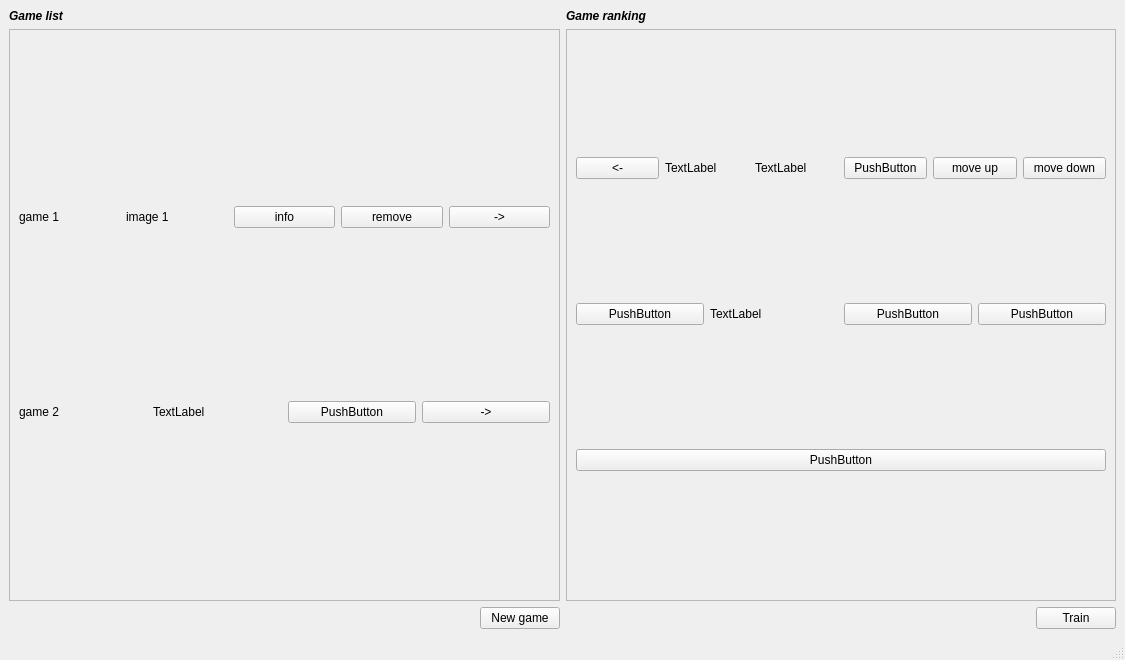
Above: scrollbar_v2.ui from francidellungo/Minigrid_HCI-project before the change. Below: the same form after it.
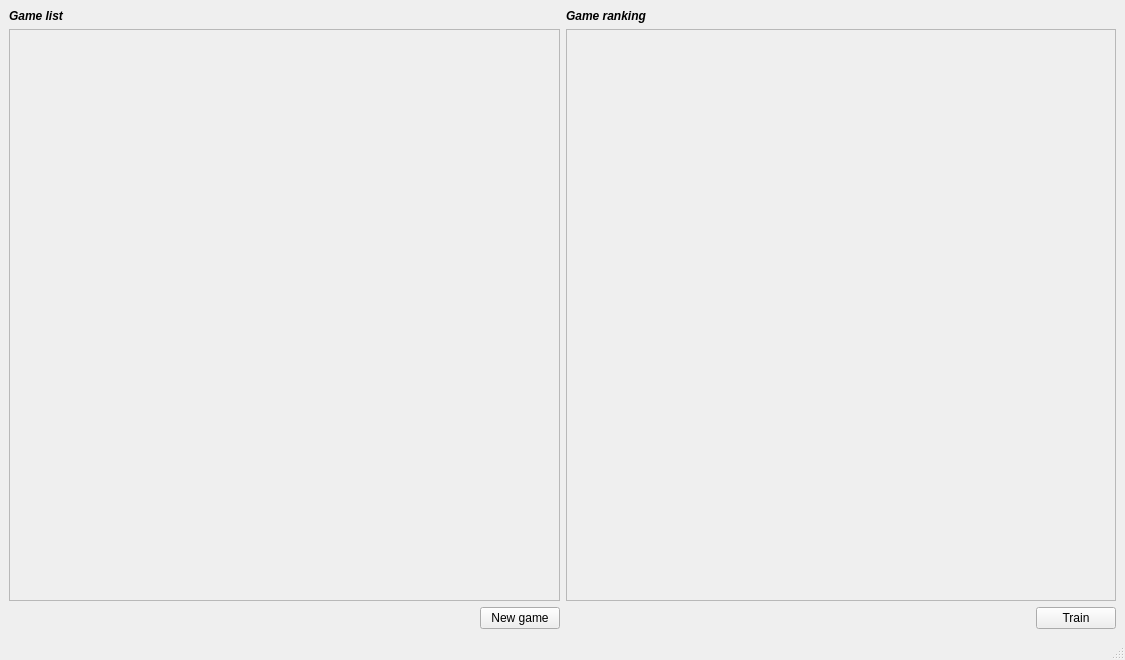
That is the form after the change.

Commit message: all buttons of games window connected, move up and down in ranking list, disable not usable buttons  when necessary

```diff
--- a/scrollbar_v2.ui
+++ b/scrollbar_v2.ui
@@ -67,79 +67,7 @@
            <height>534</height>
           </rect>
          </property>
-         <layout class="QVBoxLayout" name="games_verticalLayout">
-          <item>
-           <layout class="QHBoxLayout" name="horizontalLayout_game1">
-            <item>
-             <widget class="QLabel" name="game_1">
-              <property name="text">
-               <string>game 1</string>
-              </property>
-             </widget>
-            </item>
-            <item>
-             <widget class="QLabel" name="image_1">
-              <property name="text">
-               <string>image 1</string>
-              </property>
-             </widget>
-            </item>
-            <item>
-             <widget class="QPushButton" name="info_1">
-              <property name="text">
-               <string>info</string>
-              </property>
-             </widget>
-            </item>
-            <item>
-             <widget class="QPushButton" name="remove_game_pb">
-              <property name="text">
-               <string>remove</string>
-              </property>
-             </widget>
-            </item>
-            <item>
-             <widget class="QPushButton" name="move_to_rank_1">
-              <property name="text">
-               <string>-&gt;</string>
-              </property>
-             </widget>
-            </item>
-           </layout>
-          </item>
-          <item>
-           <layout class="QHBoxLayout" name="horizontalLayout_game2">
-            <item>
-             <widget class="QLabel" name="label_4">
-              <property name="text">
-               <string>game 2</string>
-              </property>
-             </widget>
-            </item>
-            <item>
-             <widget class="QLabel" name="label_3">
-              <property name="text">
-               <string>TextLabel</string>
-              </property>
-             </widget>
-            </item>
-            <item>
-             <widget class="QPushButton" name="pushButton_6">
-              <property name="text">
-               <string>PushButton</string>
-              </property>
-             </widget>
-            </item>
-            <item>
-             <widget class="QPushButton" name="pushButton_5">
-              <property name="text">
-               <string>-&gt;</string>
-              </property>
-             </widget>
-            </item>
-           </layout>
-          </item>
-         </layout>
+         <layout class="QVBoxLayout" name="games_verticalLayout"/>
         </widget>
        </widget>
       </item>
@@ -163,102 +91,7 @@
            <height>534</height>
           </rect>
          </property>
-         <layout class="QVBoxLayout" name="ranking_verticalLayout">
-          <item>
-           <layout class="QHBoxLayout" name="horizontalLayout_4">
-            <item>
-             <widget class="QPushButton" name="pushButton_7">
-              <property name="text">
-               <string>&lt;-</string>
-              </property>
-             </widget>
-            </item>
-            <item>
-             <widget class="QLabel" name="label_6">
-              <property name="text">
-               <string>TextLabel</string>
-              </property>
-             </widget>
-            </item>
-            <item>
-             <widget class="QLabel" name="label_5">
-              <property name="text">
-               <string>TextLabel</string>
-              </property>
-             </widget>
-            </item>
-            <item>
-             <widget class="QPushButton" name="pushButton_2">
-              <property name="text">
-               <string>PushButton</string>
-              </property>
-             </widget>
-            </item>
-            <item>
-             <widget class="QPushButton" name="pushButton_8">
-              <property name="text">
-               <string>move up</string>
-              </property>
-              <property name="autoDefault">
-               <bool>false</bool>
-              </property>
-              <property name="default">
-               <bool>false</bool>
-              </property>
-              <property name="flat">
-               <bool>false</bool>
-              </property>
-             </widget>
-            </item>
-            <item>
-             <widget class="QPushButton" name="pushButton_9">
-              <property name="text">
-               <string>move down</string>
-              </property>
-             </widget>
-            </item>
-           </layout>
-          </item>
-          <item>
-           <layout class="QHBoxLayout" name="horizontalLayout_5">
-            <item>
-             <widget class="QPushButton" name="pushButton_10">
-              <property name="text">
-               <string>PushButton</string>
-              </property>
-             </widget>
-            </item>
-            <item>
-             <widget class="QLabel" name="label_7">
-              <property name="text">
-               <string>TextLabel</string>
-              </property>
-             </widget>
-            </item>
-            <item>
-             <widget class="QPushButton" name="pushButton_12">
-              <property name="text">
-               <string>PushButton</string>
-              </property>
-             </widget>
-            </item>
-            <item>
-             <widget class="QPushButton" name="pushButton_11">
-              <property name="text">
-               <string>PushButton</string>
-              </property>
-             </widget>
-            </item>
-           </layout>
-          </item>
-          <item>
-           <widget class="QPushButton" name="pushButton">
-            <property name="text">
-             <string>PushButton</string>
-            </property>
-           </widget>
-          </item>
-         </layout>
+         <layout class="QVBoxLayout" name="ranking_verticalLayout"/>
         </widget>
        </widget>
       </item>
```
The commit also changes 3 other files.
